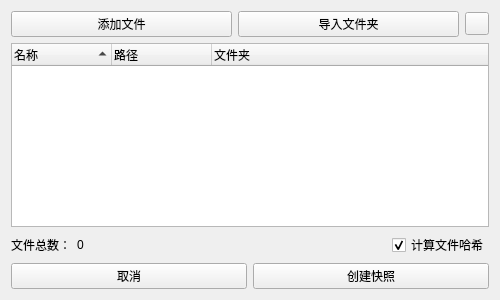
First picture: the form in plugins/fsa/snapshot_wizard.ui, repository abcdesteve/Toolbox, before the edit.
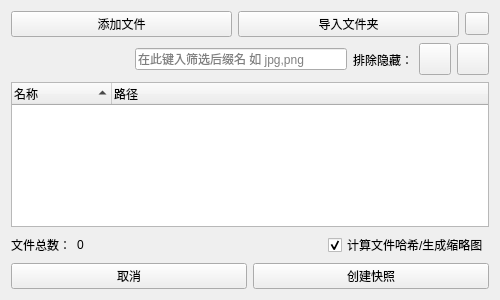
Second picture: the form after the edit. Custom widgets are drawn as their Qt base class.

Commit message: 1.修改了大量图标 2.为FSA的快照向导增加了筛选和拖拽添加的功能 3.FSA的文件扫描不再阻塞界面刷新 4.整理sl_lib相关文件 5.新增ProgressPopUp组件 6.修复了InputDialog、ProgressPopUp的Frame为直角的bug

```diff
--- a/plugins/fsa/snapshot_wizard.ui
+++ b/plugins/fsa/snapshot_wizard.ui
@@ -35,6 +35,87 @@
      </item>
     </layout>
    </item>
+   <item>
+    <layout class="QHBoxLayout" name="horizontalLayout_4">
+     <item>
+      <widget class="SegmentedToolWidget" name="toggle_filter">
+       <property name="minimumSize">
+        <size>
+         <width>118</width>
+         <height>33</height>
+        </size>
+       </property>
+       <property name="maximumSize">
+        <size>
+         <width>90</width>
+         <height>16777215</height>
+        </size>
+       </property>
+      </widget>
+     </item>
+     <item>
+      <widget class="LineEdit" name="lineedit_filter">
+       <property name="placeholderText">
+        <string>在此键入筛选后缀名 如 jpg,png</string>
+       </property>
+       <property name="clearButtonEnabled">
+        <bool>true</bool>
+       </property>
+      </widget>
+     </item>
+     <item>
+      <widget class="QLabel" name="label_hidden">
+       <property name="text">
+        <string>排除隐藏：</string>
+       </property>
+      </widget>
+     </item>
+     <item>
+      <widget class="ToggleToolButton" name="toggle_windows">
+       <property name="minimumSize">
+        <size>
+         <width>32</width>
+         <height>32</height>
+        </size>
+       </property>
+       <property name="maximumSize">
+        <size>
+         <width>32</width>
+         <height>32</height>
+        </size>
+       </property>
+       <property name="toolTip">
+        <string>排除Windows系统上的隐藏文件与文件夹</string>
+       </property>
+       <property name="checked">
+        <bool>true</bool>
+       </property>
+      </widget>
+     </item>
+     <item>
+      <widget class="ToggleToolButton" name="toggle_unix">
+       <property name="minimumSize">
+        <size>
+         <width>32</width>
+         <height>32</height>
+        </size>
+       </property>
+       <property name="maximumSize">
+        <size>
+         <width>32</width>
+         <height>32</height>
+        </size>
+       </property>
+       <property name="toolTip">
+        <string>排除Unix类系统（Linux/Android/MacOS）上的隐藏文件夹</string>
+       </property>
+       <property name="checked">
+        <bool>true</bool>
+       </property>
+      </widget>
+     </item>
+    </layout>
+   </item>
    <item>
     <widget class="TreeWidget" name="TreeWidget">
      <property name="sizeAdjustPolicy">
@@ -71,11 +152,6 @@
        <string>路径</string>
       </property>
      </column>
-     <column>
-      <property name="text">
-       <string>文件夹</string>
-      </property>
-     </column>
     </widget>
    </item>
    <item>
@@ -114,7 +190,7 @@
 仅在文件存在云端不方便下载时取消勾选</string>
        </property>
        <property name="text">
-        <string>计算文件哈希</string>
+        <string>计算文件哈希/生成缩略图</string>
        </property>
        <property name="checked">
         <bool>true</bool>
@@ -164,6 +240,26 @@
    <extends>QToolButton</extends>
    <header>qfluentwidgets</header>
   </customwidget>
+  <customwidget>
+   <class>ToggleToolButton</class>
+   <extends>ToolButton</extends>
+   <header>qfluentwidgets</header>
+  </customwidget>
+  <customwidget>
+   <class>Pivot</class>
+   <extends>QWidget</extends>
+   <header>qfluentwidgets</header>
+  </customwidget>
+  <customwidget>
+   <class>SegmentedToolWidget</class>
+   <extends>Pivot</extends>
+   <header>qfluentwidgets</header>
+  </customwidget>
+  <customwidget>
+   <class>LineEdit</class>
+   <extends>QLineEdit</extends>
+   <header>qfluentwidgets</header>
+  </customwidget>
   <customwidget>
    <class>TreeWidget</class>
    <extends>QTreeWidget</extends>
```
Left out of the diff: 12 changed lines with no effect on the pictures. The commit also changes 31 other files.
